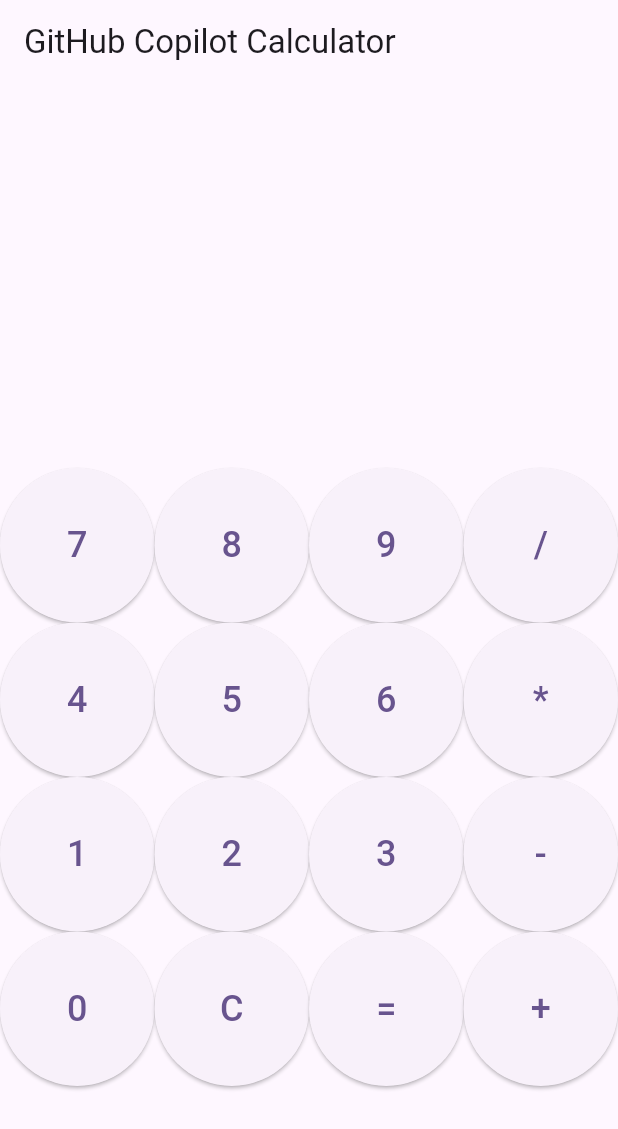
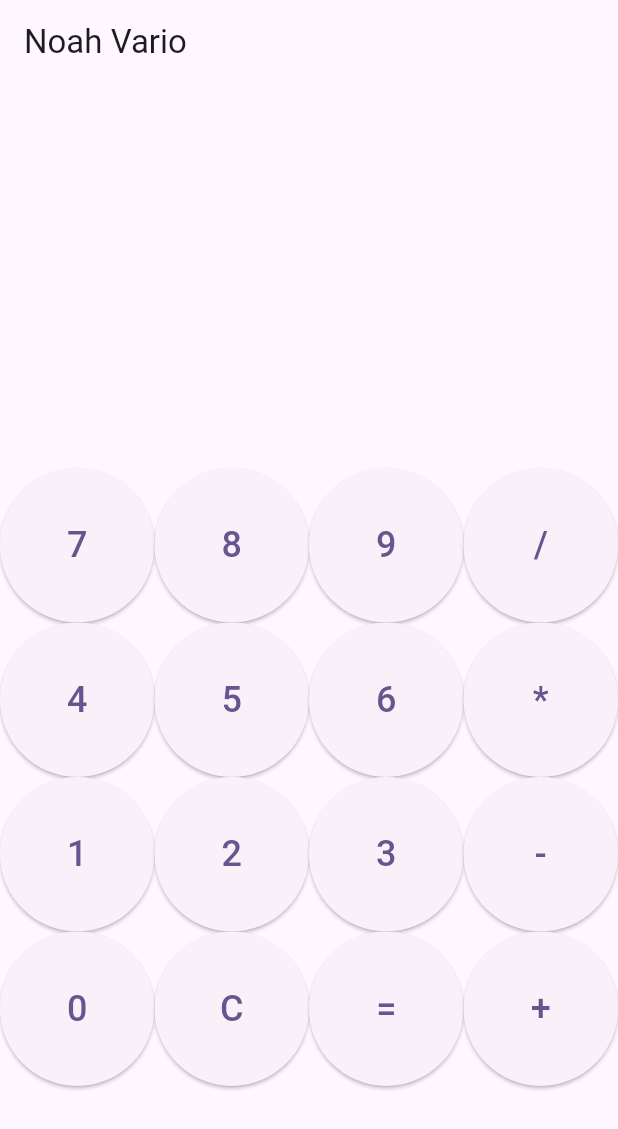
Before and after one commit to NoahV17/305-calculator, a Flutter app: the screen it shows after launch, on a phone screen of 412 x 824 dp. Shown: the top 1129 px of the screen. Run offline on Flutter 3.47's test engine with Material 3 defaults, Android fonts, the phone set to English and light mode, and no system bars; missing offline and left inert: expressions.

Commit message:
done_calc

```diff
--- a/lib/main.dart
+++ b/lib/main.dart
@@ -56,7 +56,7 @@ class _CalculatorState extends State<Calculator> {
   Widget build(BuildContext context) {
     return Scaffold(
       appBar: AppBar(
-        title: const Text('GitHub Copilot Calculator'),
+        title: const Text('Noah Vario'),
       ),
       body: Column(
         children: [
```
Also changed, not shown: 12 other files.
